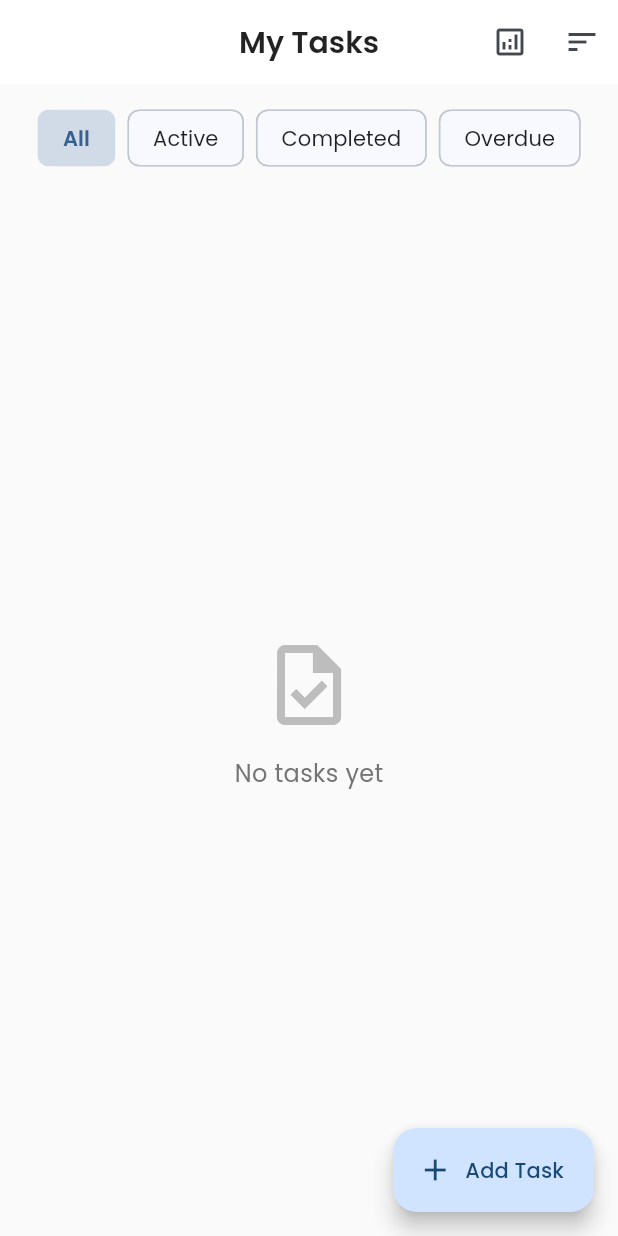
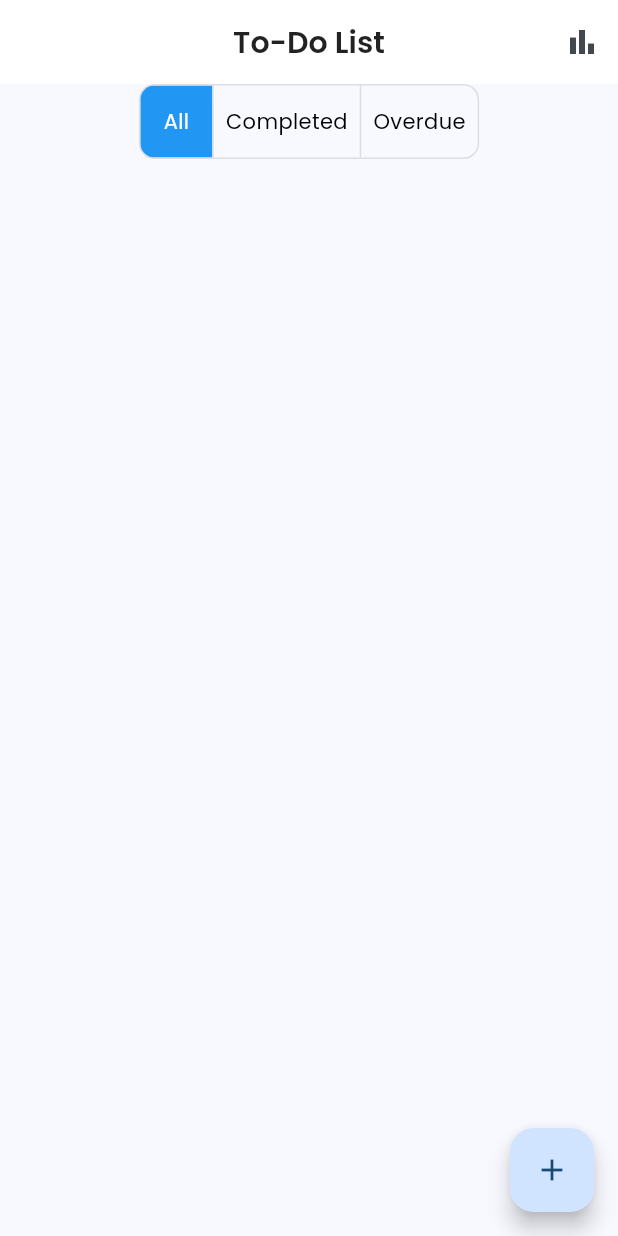
Before and after one commit to JustPaundra/TodoApp, a Flutter app: the screen it shows after launch, on a phone screen of 412 x 824 dp. Run offline on Flutter 3.47's test engine with Material 3 defaults, Android fonts, the phone set to English and light mode, and no system bars; our stand-ins replace google_fonts.

```diff
--- a/lib/models/todo.dart
+++ b/lib/models/todo.dart
@@ -1,31 +1,27 @@
 class Todo {
-  String id;
-  String title;
-  bool isCompleted;
-  DateTime createdAt;
-  DateTime? completedAt;
-  DateTime deadline;
+  final String id;
+  final String title;
+  final DateTime deadline;
+  late final bool isCompleted;
+  final DateTime createdAt;
 
   Todo({
     required this.id,
     required this.title,
+    required this.deadline,
     required this.isCompleted,
     required this.createdAt,
-    this.completedAt,
-    required this.deadline,
   });
 
-  Duration? get completionTime {
-    if (completedAt != null) {
-      return completedAt!.difference(createdAt);
-    }
-    return null;
+  Todo copyWith({String? title, DateTime? deadline, bool? isCompleted}) {
+    return Todo(
+      id: id,
+      title: title ?? this.title,
+      deadline: deadline ?? this.deadline,
+      isCompleted: isCompleted ?? this.isCompleted,
+      createdAt: createdAt,
+    );
   }
 
-  bool get isOverdue {
-    if (!isCompleted && DateTime.now().isAfter(deadline)) {
-      return true;
-    }
-    return false;
-  }
+  bool get isOverdue => !isCompleted && deadline.isBefore(DateTime.now());
 }
--- a/lib/screens/home_screen.dart
+++ b/lib/screens/home_screen.dart
@@ -4,11 +4,8 @@ import '../widgets/todo_item.dart';
 import '../widgets/add_todo_dialog.dart';
 import '../widgets/stats_dialog.dart';
 
-enum TodoSort { createdDesc, createdAsc, deadlineAsc, deadlineDesc }
-enum TodoFilter { all, active, completed, overdue }
-
 class HomeScreen extends StatefulWidget {
-  const HomeScreen({Key? key}) : super(key: key);
+  const HomeScreen({super.key});
 
   @override
   _HomeScreenState createState() => _HomeScreenState();
@@ -16,73 +13,58 @@ class HomeScreen extends StatefulWidget {
 
 class _HomeScreenState extends State<HomeScreen> {
   final List<Todo> _todos = [];
-  TodoSort _currentSort = TodoSort.createdDesc;
-  TodoFilter _currentFilter = TodoFilter.all;
-
-  List<Todo> get _filteredAndSortedTodos {
-    List<Todo> filteredTodos = [..._todos];
-
-    // Apply filter
-    switch (_currentFilter) {
-      case TodoFilter.active:
-        filteredTodos = filteredTodos.where((todo) => !todo.isCompleted).toList();
-        break;
-      case TodoFilter.completed:
-        filteredTodos = filteredTodos.where((todo) => todo.isCompleted).toList();
-        break;
-      case TodoFilter.overdue:
-        filteredTodos = filteredTodos.where((todo) => todo.isOverdue).toList();
-        break;
-      default:
-        break;
-    }
-
-    // Apply sort
-    switch (_currentSort) {
-      case TodoSort.createdDesc:
-        filteredTodos.sort((a, b) => b.createdAt.compareTo(a.createdAt));
-        break;
-      case TodoSort.createdAsc:
-        filteredTodos.sort((a, b) => a.createdAt.compareTo(b.createdAt));
-        break;
-      case TodoSort.deadlineAsc:
-        filteredTodos.sort((a, b) => a.deadline.compareTo(b.deadline));
-        break;
-      case TodoSort.deadlineDesc:
-        filteredTodos.sort((a, b) => b.deadline.compareTo(a.deadline));
-        break;
-    }
-
-    return filteredTodos;
-  }
+  int _selectedFilterIndex = 0;
 
   void _addTodo(String title, DateTime deadline) {
     setState(() {
       _todos.add(Todo(
         id: DateTime.now().toString(),
         title: title,
+        deadline: deadline,
         isCompleted: false,
         createdAt: DateTime.now(),
-        deadline: deadline,
       ));
     });
   }
 
-  void _toggleTodo(String id) {
+  void _editTodo(String id, String newTitle, DateTime newDeadline) {
     setState(() {
-      final todoIndex = _todos.indexWhere((todo) => todo.id == id);
-      _todos[todoIndex].isCompleted = !_todos[todoIndex].isCompleted;
-      _todos[todoIndex].completedAt = _todos[todoIndex].isCompleted ? DateTime.now() : null;
+      final index = _todos.indexWhere((todo) => todo.id == id);
+      if (index != -1) {
+        _todos[index] = _todos[index].copyWith(
+          title: newTitle,
+          deadline: newDeadline,
+        );
+      }
     });
   }
 
-  void _deleteTodo(String id) {
+  void _toggleTodo(String id, bool newValue) {
     setState(() {
-      _todos.removeWhere((todo) => todo.id == id);
+      final index = _todos.indexWhere((todo) => todo.id == id);
+      if (index != -1) {
+        _todos[index] = _todos[index].copyWith(isCompleted: newValue);
+      }
     });
   }
 
-  void _showStats() {
+  List<Todo> _getFilteredTodos() {
+    if (_selectedFilterIndex == 1) {
+      return _todos.where((todo) => todo.isCompleted).toList();
+    } else if (_selectedFilterIndex == 2) {
+      return _todos.where((todo) => todo.isOverdue).toList();
+    }
+    return _todos;
+  }
+
+  void _showAddTodoDialog() {
+    showDialog(
+      context: context,
+      builder: (context) => AddTodoDialog(onAdd: _addTodo),
+    );
+  }
+
+  void _showStatsDialog() {
     showDialog(
       context: context,
       builder: (context) => StatsDialog(todos: _todos),
@@ -92,126 +74,53 @@ class _HomeScreenState extends State<HomeScreen> {
   @override
   Widget build(BuildContext context) {
     return Scaffold(
-      backgroundColor: Colors.grey[50],
       appBar: AppBar(
-        title: const Text('My Tasks'),
+        title: const Text("To-Do List"),
         actions: [
           IconButton(
-            icon: const Icon(Icons.analytics_outlined),
-            onPressed: _showStats,
-          ),
-          PopupMenuButton<TodoSort>(
-            icon: const Icon(Icons.sort_outlined),
-            onSelected: (TodoSort sort) {
-              setState(() {
-                _currentSort = sort;
-              });
-            },
-            itemBuilder: (context) => [
-              const PopupMenuItem(
-                value: TodoSort.createdDesc,
-                child: Text('Newest First'),
-              ),
-              const PopupMenuItem(
-                value: TodoSort.createdAsc,
-                child: Text('Oldest First'),
-              ),
-              const PopupMenuItem(
-                value: TodoSort.deadlineAsc,
-                child: Text('Deadline: Nearest'),
-              ),
-              const PopupMenuItem(
-                value: TodoSort.deadlineDesc,
-                child: Text('Deadline: Farthest'),
-              ),
-            ],
+            icon: const Icon(Icons.bar_chart),
+            onPressed: _showStatsDialog,
           ),
         ],
       ),
       body: Column(
         children: [
-          Container(
-            padding: const EdgeInsets.symmetric(vertical: 12, horizontal: 16),
-            child: SingleChildScrollView(
-              scrollDirection: Axis.horizontal,
-              child: Row(
-                children: [
-                  _buildFilterChip(TodoFilter.all, 'All'),
-                  const SizedBox(width: 8),
-                  _buildFilterChip(TodoFilter.active, 'Active'),
-                  const SizedBox(width: 8),
-                  _buildFilterChip(TodoFilter.completed, 'Completed'),
-                  const SizedBox(width: 8),
-                  _buildFilterChip(TodoFilter.overdue, 'Overdue'),
-                ],
-              ),
-            ),
+          ToggleButtons(
+            isSelected: [
+              _selectedFilterIndex == 0,
+              _selectedFilterIndex == 1,
+              _selectedFilterIndex == 2,
+            ],
+            onPressed: (index) {
+              setState(() => _selectedFilterIndex = index);
+            },
+            borderRadius: BorderRadius.circular(10),
+            selectedColor: Colors.white,
+            color: Colors.black,
+            fillColor: Colors.blue,
+            children: const [
+              Padding(padding: EdgeInsets.all(8), child: Text("All")),
+              Padding(padding: EdgeInsets.all(8), child: Text("Completed")),
+              Padding(padding: EdgeInsets.all(8), child: Text("Overdue")),
+            ],
           ),
           Expanded(
-            child: _filteredAndSortedTodos.isEmpty
-                ? Center(
-              child: Column(
-                mainAxisAlignment: MainAxisAlignment.center,
-                children: [
-                  Icon(
-                    Icons.task_outlined,
-                    size: 64,
-                    color: Colors.grey[400],
-                  ),
-                  const SizedBox(height: 16),
-                  Text(
-                    'No tasks yet',
-                    style: TextStyle(
-                      color: Colors.grey[600],
-                      fontSize: 16,
-                    ),
-                  ),
-                ],
-              ),
-            )
-                : ListView.builder(
-              padding: const EdgeInsets.all(16),
-              itemCount: _filteredAndSortedTodos.length,
-              itemBuilder: (context, index) {
+            child: ListView(
+              children: _getFilteredTodos().map((todo) {
                 return TodoItem(
-                  todo: _filteredAndSortedTodos[index],
+                  todo: todo,
                   onToggle: _toggleTodo,
-                  onDelete: _deleteTodo,
+                  onDelete: (id) => setState(() => _todos.removeWhere((t) => t.id == id)),
+                  onEdit: _editTodo,
                 );
-              },
+              }).toList(),
             ),
           ),
         ],
       ),
-      floatingActionButton: FloatingActionButton.extended(
-        onPressed: () {
-          showDialog(
-            context: context,
-            builder: (context) => AddTodoDialog(onAdd: _addTodo),
-          );
-        },
-        icon: const Icon(Icons.add),
-        label: const Text('Add Task'),
-      ),
-    );
-  }
-
-  Widget _buildFilterChip(TodoFilter filter, String label) {
-    return FilterChip(
-      label: Text(label),
-      selected: _currentFilter == filter,
-      onSelected: (selected) {
-        setState(() {
-          _currentFilter = filter;
-        });
-      },
-      showCheckmark: false,
-      selectedColor: Theme.of(context).colorScheme.primary.withOpacity(0.2),
-      labelStyle: TextStyle(
-        color: _currentFilter == filter
-            ? Theme.of(context).colorScheme.primary
-            : Colors.black87,
-        fontWeight: _currentFilter == filter ? FontWeight.w600 : FontWeight.normal,
+      floatingActionButton: FloatingActionButton(
+        onPressed: _showAddTodoDialog,
+        child: const Icon(Icons.add),
       ),
     );
   }
```
Also changed, not shown: lib/widgets/add_todo_dialog.dart (+4 -13 lines), lib/widgets/stats_dialog.dart (+1 -18 lines), lib/widgets/todo_item.dart (+73 -29 lines).
